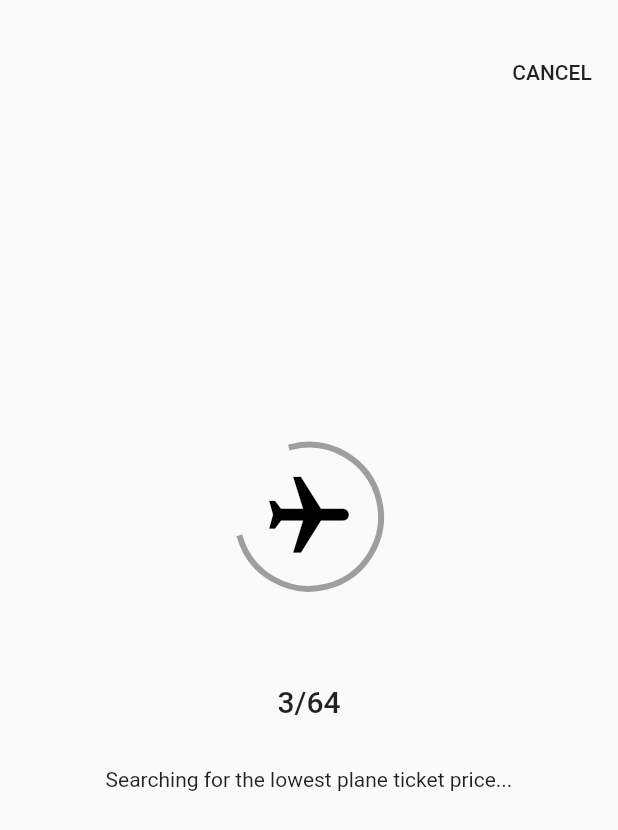
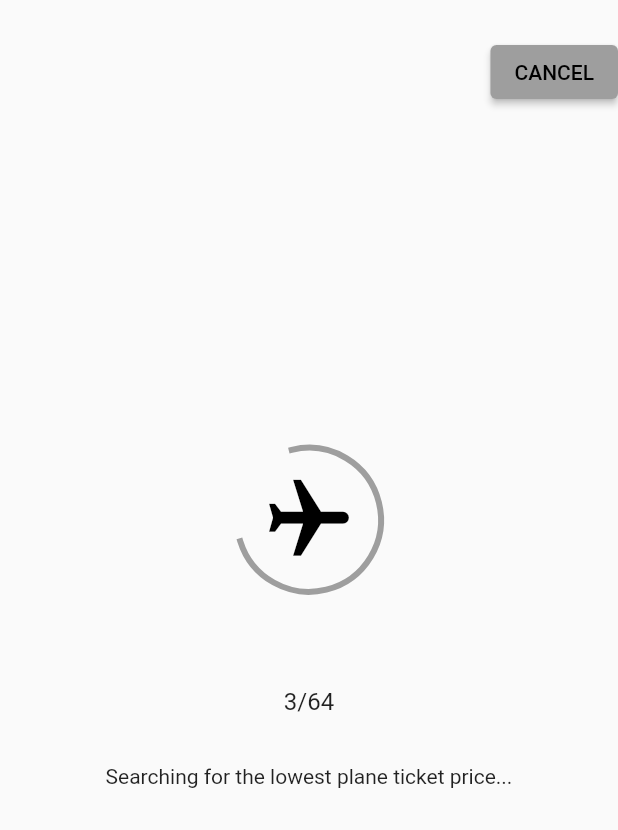
Before and after one commit to Jaloliddin-Fozilov/travel-guide_app, a Flutter app: the ScreenCercaBiglietto screen opened directly, on a phone screen of 412 x 824 dp. Shown: the top 830 px of the screen. Run offline on Flutter 3.47's test engine with Material 2 defaults, Android fonts, the phone set to English and light mode, and no system bars.

Commit message:
upgrade app

```diff
--- a/lib/screen_cerca_biglietto.dart
+++ b/lib/screen_cerca_biglietto.dart
@@ -2,79 +2,58 @@ import 'package:flutter/material.dart';
 import 'lista_citta.dart';
 import 'dart:math';
 
-class ScreenCercaBiglietto extends StatefulWidget
-{
+class ScreenCercaBiglietto extends StatefulWidget {
   @override
   State createState() => new ScreenCercaBigliettoState();
 }
 
-class ScreenCercaBigliettoState extends State<ScreenCercaBiglietto>
-{
+class ScreenCercaBigliettoState extends State<ScreenCercaBiglietto> {
   int currentStep = 1;
 
   @override
-  Widget build (BuildContext context)
-  {
-    return new Scaffold
-    (
-      body: new Center
-      (
-        child: new Stack
-        (
+  Widget build(BuildContext context) {
+    return Scaffold(
+      body: Center(
+          child: Stack(
         alignment: FractionalOffset.center,
-          children: <Widget>
-          [
-            new Align
-            (
+        children: [
+          Align(
               alignment: FractionalOffset.topRight,
-              child: new Container
-              (
-                margin: new EdgeInsets.only(top: 24.0),
-                child: new FlatButton
-                (
-                  child: new Text("CANCEL"),
+              child: Container(
+                  margin: EdgeInsets.only(top: 24.0),
+                  child: ElevatedButton(
+                    child: Text("CANCEL"),
                     onPressed: () => Navigator.pop(context),
-                )
-              )
-            ),
-            new Column
-            (
+                  ))),
+          new Column(
             mainAxisAlignment: MainAxisAlignment.center,
             crossAxisAlignment: CrossAxisAlignment.center,
-              children: <Widget>
-              [
-                new Stack
-                (
+            children: [
+              Stack(
                 alignment: FractionalOffset.center,
-                  children: <Widget>
-                  [
-                    new RotatedBox
-                    (
+                children: [
+                  RotatedBox(
                     quarterTurns: 1,
-                      child: new Icon(Icons.flight, size: 64.0, color: Colors.black),
+                    child: Icon(Icons.flight, size: 64.0, color: Colors.black),
                   ),
-                    new SizedBox.fromSize
-                    (
-                      size: new Size.fromRadius(48.0),
-                      child: new CircularProgressIndicator(),
+                  SizedBox.fromSize(
+                    size: Size.fromRadius(48.0),
+                    child: CircularProgressIndicator(),
                   )
                 ],
               ),
-                new Container
-                (
-                  margin: new EdgeInsets.only(top: 64.0),
-                  child: new Text("3/64", style: Theme.of(context).textTheme.title)
-                ),
-                new Container
-                (
-                  margin: new EdgeInsets.only(top: 32.0),
-                  child: new Text("Searching for the lowest plane ticket price...")
-                ),
+              Container(
+                  margin: EdgeInsets.only(top: 64.0),
+                  child: Text("3/64",
+                      style: Theme.of(context).textTheme.titleMedium)),
+              Container(
+                  margin: EdgeInsets.only(top: 32.0),
+                  child:
+                      Text("Searching for the lowest plane ticket price...")),
             ],
           ),
         ],
-        )
-      ),
+      )),
     );
   }
 }
```
Also changed, not shown: lib/lista_citta.dart (+27 -36 lines), lib/main.dart (+5 -10 lines), lib/screen_citta.dart (+64 -86 lines), lib/screen_lista_citta.dart (+57 -64 lines), 7 other files. Lines whose indentation alone changed are shown as unchanged.
